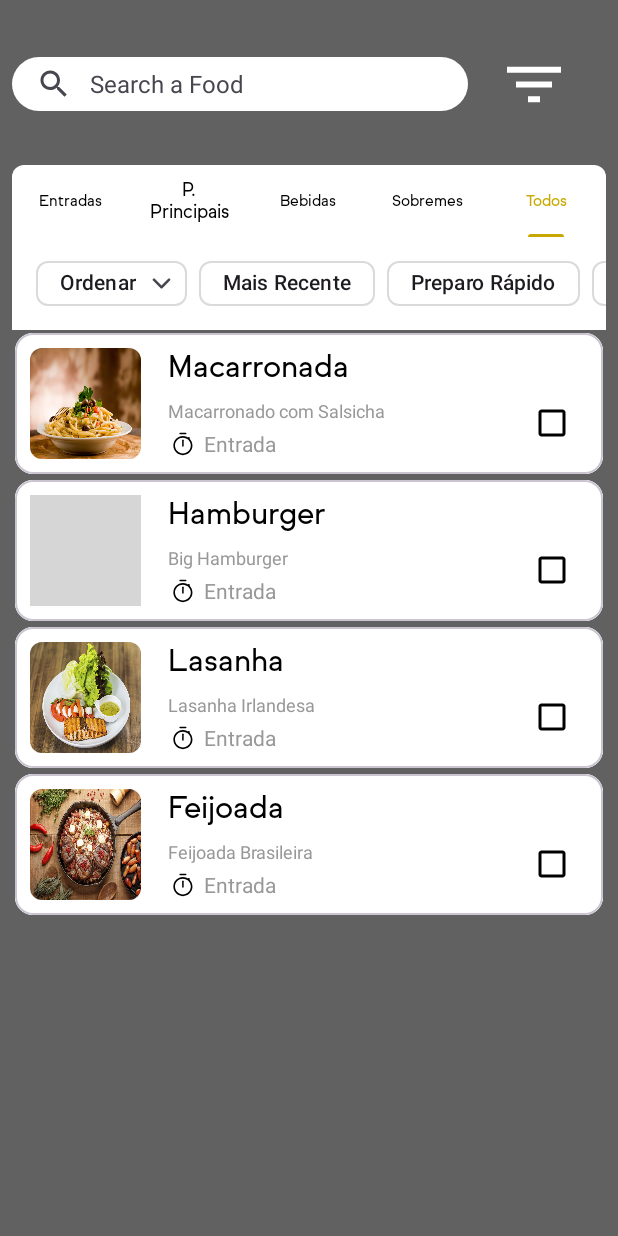
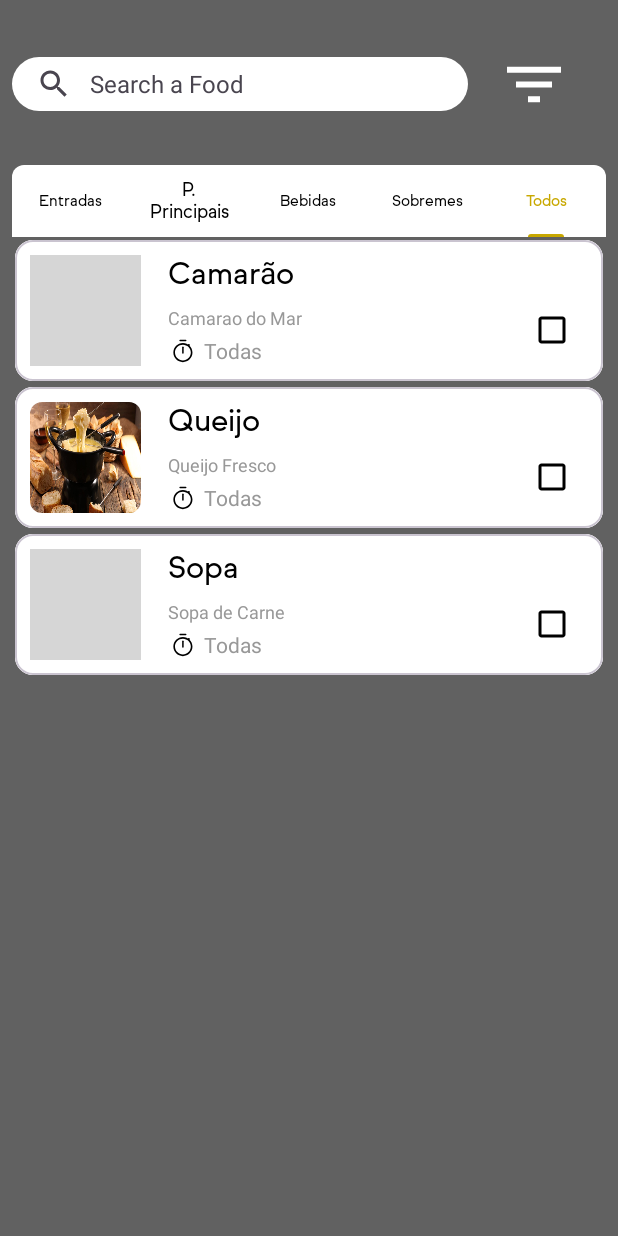
Before and after one commit to Junio00r/RestFood, an Android app built with Jetpack Compose: the screen it shows after launch (MenuActivity), tab 5 chosen, on a phone screen of 412 x 824 dp. Run offline under Robolectric (Android 15) with nearby library versions, the phone set to English and light mode, and no system bars; our stand-ins replace Room's generated code; grey boxes are pictures that could not be loaded.

Commit message:
Foods of specific section add and scroll bug fix

```diff
--- a/app/src/main/java/com/devmobile/android/restaurant/Food.kt
+++ b/app/src/main/java/com/devmobile/android/restaurant/Food.kt
@@ -5,12 +5,12 @@ import androidx.room.Entity
 import androidx.room.PrimaryKey
 import com.devmobile.android.restaurant.enums.FoodSection
 
-@Entity
+@Entity(tableName = "foods")
 data class Food(
-    @PrimaryKey val mId: Int,
+    @PrimaryKey(autoGenerate = true) var mId: Int,
     @ColumnInfo(name = "name") var mName: String,
     @ColumnInfo(name = "section") var mSection: FoodSection,
     @ColumnInfo(name = "imageId") var mImageId: Int,
     @ColumnInfo(name = "timeIcon") var mTimeIcon: Int,
-    @ColumnInfo(name = "description") var mDescription: String
+    @ColumnInfo(name = "description") var mDescription: String?
 )
--- a/app/src/main/java/com/devmobile/android/restaurant/FragmentTabFoodSection.kt
+++ b/app/src/main/java/com/devmobile/android/restaurant/FragmentTabFoodSection.kt
@@ -8,140 +8,150 @@ import android.widget.Toast
 import androidx.fragment.app.Fragment
 import androidx.recyclerview.widget.LinearLayoutManager
 import androidx.recyclerview.widget.RecyclerView
+import androidx.room.ColumnInfo
+import androidx.room.Entity
+import androidx.room.PrimaryKey
 import com.devmobile.android.restaurant.adapters.FoodCardAdapter
 import com.devmobile.android.restaurant.databinding.TabFoodSectionLayoutBinding
+import com.devmobile.android.restaurant.enums.FoodSection
 import java.util.LinkedList
 
-class FragmentTabFoodSection : Fragment(R.layout.tab_food_section_layout) {
+class FragmentTabFoodSection(fragmentLayoutId: Int, fragmentSection: FoodSection) :
+    Fragment(fragmentLayoutId) {
+    private var id: Int? = null
+
     private lateinit var binding: TabFoodSectionLayoutBinding
+    private lateinit var recyclerViewFoods: RecyclerView
+    private lateinit var foodCardAdapter: FoodCardAdapter
+    private lateinit var foodDAO: RestaurantDatabase
+    private var dataFoodsOfTabSections = ArrayList<Food>()
+    private var mFragmentSection = fragmentSection
     private val iconSize = 64f
     private val filtersChip = LinkedList<CustomChipFilter>()
-    private lateinit var recyclerViewFoods: RecyclerView
-    private lateinit var customAdapter: FoodCardAdapter
-    var dataFoodsOfTabSections = ArrayList<Food>()
 
 
     override fun onCreateView(
         inflater: LayoutInflater, container: ViewGroup?, savedInstanceState: Bundle?
     ): View? {
-        Toast.makeText(context, "Chegou onCreateView", Toast.LENGTH_SHORT).show()
+        Toast.makeText(requireContext(), "Chegou onCreateView $mFragmentSection", Toast.LENGTH_SHORT).show()
         return super.onCreateView(inflater, container, savedInstanceState)
     }
 
     override fun onViewCreated(view: View, savedInstanceState: Bundle?) {
-        super.onViewCreated(view, savedInstanceState)
 
         binding = TabFoodSectionLayoutBinding.bind(view)
+        foodDAO = RestaurantDatabase.getInstance(requireContext())
+        dataFoodsOfTabSections =
+            foodDAO.getFoodDao().getFoodsBySection(mFragmentSection) as ArrayList<Food>
         recyclerViewFoods = binding.recyclerFood
-        customAdapter = FoodCardAdapter(dataFoodsOfTabSections, requireContext())
-        recyclerViewFoods.adapter = customAdapter
+        foodCardAdapter = FoodCardAdapter(dataFoodsOfTabSections, requireContext())
+        recyclerViewFoods.adapter = foodCardAdapter
         recyclerViewFoods.layoutManager =
             LinearLayoutManager(requireContext(), RecyclerView.VERTICAL, false)
-
-        loadChipsOnFragment()
+//        loadChipsOnFragment()
+        super.onViewCreated(view, savedInstanceState)
     }
 
     override fun onViewStateRestored(savedInstanceState: Bundle?) {
-        Toast.makeText(context, "Chegou onViewStateRestored", Toast.LENGTH_SHORT).show()
+        Toast.makeText(requireContext(), "Chegou onViewStateRestored $mFragmentSection", Toast.LENGTH_SHORT).show()
         super.onViewStateRestored(savedInstanceState)
     }
 
     override fun onStart() {
-        Toast.makeText(context, "Chegou onStart", Toast.LENGTH_SHORT).show()
+        Toast.makeText(requireContext(), "Chegou onStart $mFragmentSection", Toast.LENGTH_SHORT).show()
         super.onStart()
     }
 
     override fun onResume() {
-        Toast.makeText(context, "Chegou onResume", Toast.LENGTH_SHORT).show()
+        Toast.makeText(requireContext(), "Chegou onResume $mFragmentSection", Toast.LENGTH_SHORT).show()
+        recyclerViewFoods.layoutManager?.requestLayout()
+
         super.onResume()
     }
 
     override fun onPause() {
-        Toast.makeText(context, "Chegou onPause", Toast.LENGTH_SHORT).show()
+        Toast.makeText(requireContext(), "Chegou onPause $mFragmentSection", Toast.LENGTH_SHORT).show()
         super.onPause()
     }
 
     override fun onStop() {
-        Toast.makeText(context, "Chegou onStop", Toast.LENGTH_SHORT).show()
+        Toast.makeText(requireContext(), "Chegou onStop $mFragmentSection", Toast.LENGTH_SHORT).show()
         super.onStop()
     }
 
     override fun onDestroy() {
-        Toast.makeText(context, "Chegou onDestroy", Toast.LENGTH_SHORT).show()
+        Toast.makeText(requireContext(), "Chegou onDestroy $mFragmentSection", Toast.LENGTH_SHORT).show()
         super.onDestroy()
     }
 
     override fun onSaveInstanceState(outState: Bundle) {
-        Toast.makeText(context, "Chegou onSaveInstanceState", Toast.LENGTH_SHORT).show()
+
+        Toast.makeText(requireContext(), "Chegou onSaveInstanceState $mFragmentSection", Toast.LENGTH_SHORT).show()
         super.onSaveInstanceState(outState)
     }
 
     override fun onDestroyView() {
-        Toast.makeText(context, "Chegou onDestroyView", Toast.LENGTH_SHORT).show()
+        Toast.makeText(requireContext(), "Chegou onDestroyView $mFragmentSection", Toast.LENGTH_SHORT).show()
         super.onDestroyView()
     }
 
-    private fun loadChipsOnFragment() {
-        if (filtersChip.size == 0) {
-
-            createChips()
-            binding.let {
-                filtersChip.forEach { filter ->
-
-                    if (filter.parent != null) {
-                        (filter.parent as ViewGroup).removeView(filter)
-                    }
-                    it.chipGroupFilter.addView(filter)
-                }
-            }
-
-        } else {
-
-            binding.let {
-                filtersChip.forEach { filter ->
-
-                    if (filter.parent != null) {
-                        (filter.parent as ViewGroup).removeView(filter)
-                    }
-                    it.chipGroupFilter.addView(filter)
-                }
-            }
-        }
-    }
-
-    private fun createChips() {
-
-        filtersChip.addAll(
-            arrayOf(
-                CustomChipFilter(
-                    requireContext(),
-                    "Ordenar",
-                    iconSize,
-                    null,
-                    R.drawable.ic_chip_filter
-                ),
-                CustomChipFilter(
-                    requireContext(),
-                    "Mais Recente",
-                    iconSize,
-                    R.drawable.ic_check_chip_filter,
-                    null
-                ),
-                CustomChipFilter(
-                    requireContext(),
-                    "Preparo Rápido",
-                    iconSize,
-                    R.drawable.ic_check_chip_filter,
-                    null
-                ),
-                CustomChipFilter(
-                    requireContext(),
-                    "Preparo Lento",
-                    iconSize,
-                    R.drawable.ic_check_chip_filter,
-                    null
-                ),
-            )
-        )
-    }
+//    private fun loadChipsOnFragment() {
+//        if (filtersChip.size == 0) {
+//
+//            createChips()
+//            binding.let {
+//                filtersChip.forEach { filter ->
+//
+//                    if (filter.parent != null) {
+//                        (filter.parent as ViewGroup).removeView(filter)
+//                    }
+//                    it.chipGroupFilter.addView(filter)
+//                }
+//            }
+//
+//        } else {
+//
+//            binding.let {
+//                filtersChip.forEach { filter ->
+//
+//                    if (filter.parent != null) {
+//                        (filter.parent as ViewGroup).removeView(filter)
+//                    }
+//                    it.chipGroupFilter.addView(filter)
+//                }
+//            }
+//        }
+//    }
+//
+//    private fun createChips() {
+//
+//        filtersChip.addAll(
+//            arrayOf(
+//                CustomChipFilter(
+//                    requireContext(), "Ordenar", iconSize, null, R.drawable.ic_chip_filter
+//                ),
+//                CustomChipFilter(
+//                    requireContext(),
+//                    "Mais Recente",
+//                    iconSize,
+//                    R.drawable.ic_check_chip_filter,
+//                    null
+//                ),
+//                CustomChipFilter(
+//                    requireContext(),
+//                    "Preparo Rápido",
+//                    iconSize,
+//                    R.drawable.ic_check_chip_filter,
+//                    null
+//                ),
+//                CustomChipFilter(
+//                    requireContext(),
+//                    "Preparo Lento",
+//                    iconSize,
+//                    R.drawable.ic_check_chip_filter,
+//                    null
+//                ),
+//            )
+//        )
+//    }
 }
--- a/app/src/main/java/com/devmobile/android/restaurant/MenuActivity.kt
+++ b/app/src/main/java/com/devmobile/android/restaurant/MenuActivity.kt
@@ -8,7 +8,6 @@ import androidx.constraintlayout.utils.widget.ImageFilterButton
 import androidx.recyclerview.widget.RecyclerView
 import com.devmobile.android.restaurant.adapters.FoodCardAdapter
 import com.devmobile.android.restaurant.adapters.FragmentTabAdapter
-import com.devmobile.android.restaurant.dao.FoodDao
 import com.devmobile.android.restaurant.databinding.ActivityMenuBinding
 import com.devmobile.android.restaurant.enums.FoodSection
 import com.google.android.material.search.SearchBar
@@ -54,11 +53,11 @@ class MenuActivity : AppCompatActivity() {
             R.string.tab_todos_itens
         )
         val tabFragmentsInstances = arrayOf(
-            FragmentTabFoodSection(),
-            FragmentTabFoodSection(),
-            FragmentTabFoodSection(),
-            FragmentTabFoodSection(),
-            FragmentTabFoodSection()
+            FragmentTabFoodSection(R.layout.tab_food_section_layout, FoodSection.ENTRADA),
+            FragmentTabFoodSection(R.layout.tab_food_section_layout, FoodSection.PRINCIPAL),
+            FragmentTabFoodSection(R.layout.tab_food_section_layout, FoodSection.BEBIDA),
+            FragmentTabFoodSection(R.layout.tab_food_section_layout, FoodSection.SOBREMESA),
+            FragmentTabFoodSection(R.layout.tab_food_section_layout, FoodSection.TODAS)
         )
         val foods = ArrayList<Food>()
         val foodDao = RestaurantDatabase.getInstance(this).getFoodDao()
--- a/app/src/main/java/com/devmobile/android/restaurant/RestaurantDatabase.kt
+++ b/app/src/main/java/com/devmobile/android/restaurant/RestaurantDatabase.kt
@@ -6,25 +6,27 @@ import androidx.room.Room
 import androidx.room.RoomDatabase
 import com.devmobile.android.restaurant.dao.FoodDao
 
-@Database(version = 1, entities = [Food::class])
-abstract class RestaurantDatabase : RoomDatabase(){
+@Database(version = 2, entities = [Food::class], exportSchema = false)
+abstract class RestaurantDatabase : RoomDatabase() {
 
-    abstract fun getFoodDao() : FoodDao
+    abstract fun getFoodDao(): FoodDao
 
     companion object {
         private var instance: RestaurantDatabase? = null
 
-        fun getInstance(context: Context) : RestaurantDatabase {
+        fun getInstance(context: Context): RestaurantDatabase {
             return instance ?: createDatabaseInstance(context)
         }
 
-        private fun createDatabaseInstance(context: Context) : RestaurantDatabase {
-            instance = Room.databaseBuilder(
+        private fun createDatabaseInstance(context: Context): RestaurantDatabase {
+            return Room.databaseBuilder(
                 context,
                 RestaurantDatabase::class.java, "restaurant-database"
-            ).allowMainThreadQueries().build()
-
-            return instance as RestaurantDatabase
+            )
+                .fallbackToDestructiveMigration()
+                .allowMainThreadQueries()
+                .build()
+                .also { instance = it }
         }
     }
 }
--- a/app/src/main/java/com/devmobile/android/restaurant/adapters/FoodCardAdapter.kt
+++ b/app/src/main/java/com/devmobile/android/restaurant/adapters/FoodCardAdapter.kt
@@ -17,7 +17,6 @@ class FoodCardAdapter(
 ) : RecyclerView.Adapter<FoodCardViewHolder>() {
 
     override fun onCreateViewHolder(parent: ViewGroup, viewType: Int): FoodCardViewHolder {
-
         val inflater = LayoutInflater.from(context)
         val foodViewInflated = inflater.inflate(R.layout.food_card_layout, parent, false)
 
--- a/app/src/main/java/com/devmobile/android/restaurant/adapters/FragmentTabAdapter.kt
+++ b/app/src/main/java/com/devmobile/android/restaurant/adapters/FragmentTabAdapter.kt
@@ -17,9 +17,7 @@ class FragmentTabAdapter(
     val tabsNameId: Array<Int>,
     private val fragments: Array<FragmentTabFoodSection>,
 
-) : FragmentStateAdapter(fragment) {
-    private val listFoodOfSections = FoodSection.entries.toTypedArray()
-    private val foodDao = RestaurantDatabase.getInstance(context).getFoodDao()
+    ) : FragmentStateAdapter(fragment) {
 
     override fun onBindViewHolder(
         holder: FragmentViewHolder,
@@ -34,16 +32,6 @@ class FragmentTabAdapter(
 
     override fun createFragment(position: Int): Fragment {
 
-        if (fragments[position].dataFoodsOfTabSections.size == 0) {
-
-            fragments[position].dataFoodsOfTabSections = foodDao.getFoodsBySection(listFoodOfSections[0]) as ArrayList<Food>
-        }
-
         return fragments[position]
     }
-
-//    private fun getFoodsOfTabSectionSpecific(position: Int) : ArrayList<Food> {
-//
-//        return allFoods.fastFilter { it.foodSection == listFoodOfSections[position] } as ArrayList<Food>
-//    }
 }
--- a/app/src/main/java/com/devmobile/android/restaurant/dao/FoodDao.kt
+++ b/app/src/main/java/com/devmobile/android/restaurant/dao/FoodDao.kt
@@ -3,28 +3,44 @@ package com.devmobile.android.restaurant.dao
 import androidx.room.Dao
 import androidx.room.Delete
 import androidx.room.Insert
+import androidx.room.OnConflictStrategy
 import androidx.room.Query
+import androidx.room.Update
 import com.devmobile.android.restaurant.Food
 import com.devmobile.android.restaurant.enums.FoodSection
 
 @Dao
 interface FoodDao {
 
-    @Query("SELECT * FROM food")
-    fun getAllFoods(): List<Food>
+    @Insert(onConflict = OnConflictStrategy.IGNORE)
+    fun insertAll(foods: List<Food>)
 
-    @Query("SELECT COUNT(mId) FROM food")
+    /**
+     *  @return an value of lines quantity deleted
+     */
+    @Delete
+    fun deleteAll(foods: List<Food>)
+
+    /**
+     *  @return an value of lines quantity updated
+     */
+    @Update
+    fun updateFood(foods: List<Food>)
+
+    // Métodos de consultas usado para instrucoes mais especificas e complexas //
+    // O Room avalia as consultas no momento da compilação, evitando problemas
+    // no momento de execucao, caso tenha um erro de compilação é lançado.
+
+
+    @Query("SELECT * from foods WHERE section = :foodSection")
+    fun getFoodsBySection(foodSection: FoodSection): List<Food?>
+
+    @Query("SELECT * FROM foods WHERE mId = :foodId")
+    fun getFoodById(foodId: Int): Food?
+
+    @Query("SELECT COUNT(mId) FROM foods")
     fun getFoodsSize(): Int
 
-    @Query("SELECT * FROM food WHERE mId LIKE :foodId LIMIT 1")
-    fun getFoodById(foodId: Int): Food
-
-    @Query("SELECT * from food WHERE section LIKE :foodSection")
-    fun getFoodsBySection(foodSection: FoodSection): List<Food>
-
-    @Insert
-    fun insertAll(food: List<Food>)
-
-    @Delete
-    fun deleteAll(food: List<Food>)
+    @Query("SELECT * FROM foods")
+    fun getAllFoods(): List<Food?>
 }
--- a/app/src/main/res/layout/activity_menu.xml
+++ b/app/src/main/res/layout/activity_menu.xml
@@ -71,7 +71,7 @@
     <androidx.viewpager2.widget.ViewPager2
         android:id="@+id/pagerFoodSections"
         android:layout_width="match_parent"
-        android:layout_height="wrap_content"
-        android:background="@color/thirdary_color" />
+        android:layout_height="match_parent"
+        android:background="@null" />
 
 </LinearLayout>
--- a/app/src/main/res/layout/tab_food_section_layout.xml
+++ b/app/src/main/res/layout/tab_food_section_layout.xml
@@ -5,23 +5,23 @@
     android:layout_height="match_parent"
     android:orientation="vertical">
 
-    <HorizontalScrollView
-        android:id="@+id/scrollChipGroup"
-        android:layout_width="match_parent"
-        android:layout_height="wrap_content"
-        android:layout_marginVertical="8dp"
-        android:background="@color/thirdary_color"
-        android:clipToPadding="false"
-        android:paddingHorizontal="16dp"
-        android:scrollbars="none">
+<!--    <HorizontalScrollView-->
+<!--        android:id="@+id/scrollChipGroup"-->
+<!--        android:layout_width="match_parent"-->
+<!--        android:layout_height="wrap_content"-->
+<!--        android:layout_marginVertical="8dp"-->
+<!--        android:background="@color/thirdary_color"-->
+<!--        android:clipToPadding="false"-->
+<!--        android:paddingHorizontal="16dp"-->
+<!--        android:scrollbars="none">-->
 
-        <com.google.android.material.chip.ChipGroup
-            android:id="@+id/chipGroupFilter"
-            android:layout_width="wrap_content"
-            android:layout_height="46dp"
-            app:singleLine="true"/>
+<!--        <com.google.android.material.chip.ChipGroup-->
+<!--            android:id="@+id/chipGroupFilter"-->
+<!--            android:layout_width="wrap_content"-->
+<!--            android:layout_height="46dp"-->
+<!--            app:singleLine="true"/>-->
 
-    </HorizontalScrollView>
+<!--    </HorizontalScrollView>-->
 
     <androidx.recyclerview.widget.RecyclerView
         android:id="@+id/recyclerFood"
```
